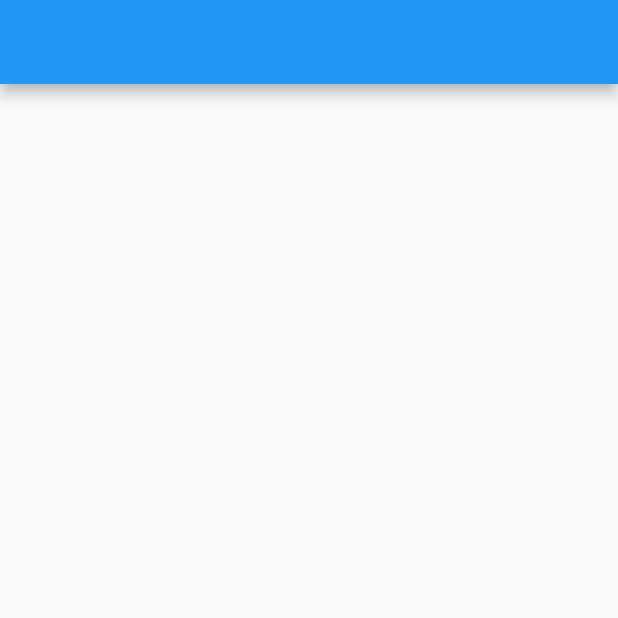
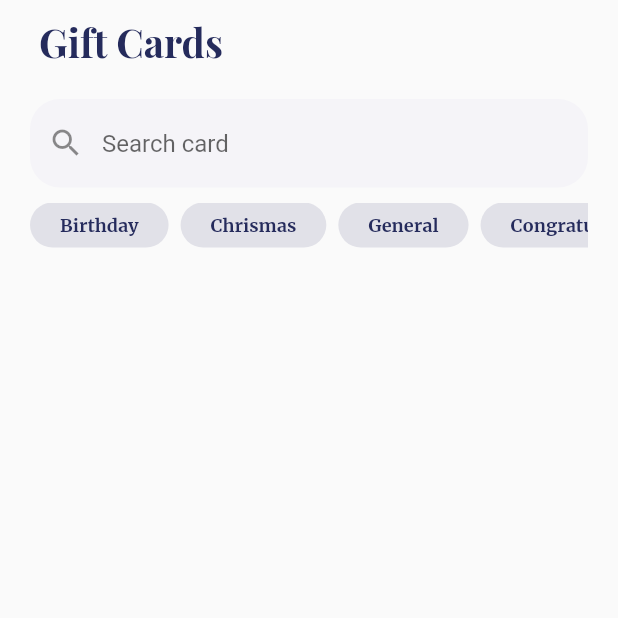
Before and after one commit to konstantingalin/flutter_gift_card_app_ui, a Flutter app: the screen it shows after launch, on a phone screen of 412 x 824 dp, the top half of it. Run offline on Flutter 3.47's test engine with Material 2 defaults, Android fonts, the phone set to English and light mode, and no system bars; project files that could hold a hidden picture were left out.

Commit message:
add search panel and tabs items

```diff
--- a/lib/gen/colors.gen.dart
+++ b/lib/gen/colors.gen.dart
@@ -22,6 +22,9 @@ class ColorName {
   /// Color: #676b8e
   static const Color darkGrey = Color(0xFF676B8E);
 
+  /// Color: #E1E1E8
+  static const Color dissabledGrey = Color(0xFFE1E1E8);
+
   /// Color: #F5F4F8
   static const Color lightGrey = Color(0xFFF5F4F8);
 
--- a/lib/models/card_model.dart
+++ b/lib/models/card_model.dart
@@ -8,6 +8,7 @@ enum CardCategory {
   chrismas,
   general,
   congratulation,
+  wedding,
 }
 
 class CardModel {
@@ -42,7 +43,7 @@ class CardModel {
     ),
     CardModel(
       id: 3,
-      name: 'Drandpa and Grandma',
+      name: 'Drandpa & Grandma',
       thumbnailPath: Assets.cards.card3.path,
       categories: [CardCategory.general, CardCategory.chrismas],
       bgColor: ColorName.bgBlue,
@@ -65,12 +66,12 @@ class CardModel {
       id: 6,
       name: 'Indian woman',
       thumbnailPath: Assets.cards.card6.path,
-      categories: [CardCategory.general, CardCategory.chrismas],
+      categories: [CardCategory.general, CardCategory.chrismas, CardCategory.wedding],
       bgColor: ColorName.bgOrange,
     ),
     CardModel(
       id: 7,
-      name: 'Vincent Willem van Gogh',
+      name: 'Vincent van Gogh',
       thumbnailPath: Assets.cards.card7.path,
       categories: [CardCategory.general, CardCategory.chrismas],
       bgColor: ColorName.bgBlue,
--- a/lib/screens/home_screen.dart
+++ b/lib/screens/home_screen.dart
@@ -1,4 +1,10 @@
 import 'package:flutter/material.dart';
+import 'package:flutter_gift_card_app_ui/gen/colors.gen.dart';
+import 'package:flutter_gift_card_app_ui/models/card_model.dart';
+import 'package:flutter_gift_card_app_ui/utilities/card_category_extension.dart';
+
+import '../widgets/app_text.dart';
+import '../widgets/custom_chip.dart';
 
 class HomeScreen extends StatelessWidget {
   const HomeScreen({super.key});
@@ -6,8 +12,76 @@ class HomeScreen extends StatelessWidget {
   @override
   Widget build(BuildContext context) {
     return Scaffold(
-      appBar: AppBar(),
-      body: Container(),
+      appBar: AppBar(
+        elevation: 0,
+        backgroundColor: Colors.transparent,
+        centerTitle: false,
+        title: Padding(
+          padding: const EdgeInsets.only(
+            left: 10.0,
+          ),
+          child: AppText.title('Gift Cards'),
+        ),
+      ),
+      body: Padding(
+        padding: const EdgeInsets.symmetric(
+          horizontal: 20.0,
+        ),
+        child: Column(
+          children: [
+            const SizedBox(
+              height: 10,
+            ),
+            _SearchBar(),
+            const SizedBox(
+              height: 10,
+            ),
+            _CategoryFilters(),
+          ],
+        ),
+      ),
     );
   }
 }
+
+class _SearchBar extends StatelessWidget {
+  const _SearchBar({super.key});
+
+  @override
+  Widget build(BuildContext context) {
+    return Flexible(
+      child: TextFormField(
+        decoration: InputDecoration(
+            filled: true,
+            hintText: "Search card",
+            prefixIcon: const Icon(Icons.search),
+            fillColor: ColorName.lightGrey,
+            border: OutlineInputBorder(
+              borderRadius: BorderRadius.circular(20),
+              borderSide: BorderSide.none,
+            )),
+        onChanged: (value) {},
+      ),
+    );
+  }
+}
+
+class _CategoryFilters extends StatelessWidget {
+  const _CategoryFilters({super.key});
+
+  @override
+  Widget build(BuildContext context) {
+    return SizedBox(
+      height: 30,
+      child: ListView(
+        shrinkWrap: true,
+        scrollDirection: Axis.horizontal,
+        children: [
+          ...CardCategory.values.map((category) => CustomChip(
+                label: category.capitalName(),
+              )),
+        ],
+      ),
+    );
+  }
+}
--- /dev/null
+++ b/lib/utilities/card_category_extension.dart
@@ -0,0 +1,5 @@
+import 'package:flutter_gift_card_app_ui/models/card_model.dart';
+
+extension CardCategoryExtension on CardCategory {
+  String capitalName() => name[0].toUpperCase() + name.substring(1, name.length).toLowerCase();
+}
--- /dev/null
+++ b/lib/widgets/app_text.dart
@@ -0,0 +1,74 @@
+import 'package:flutter/material.dart';
+
+import '../gen/colors.gen.dart';
+import '../gen/fonts.gen.dart';
+
+class AppText extends Text {
+  final Color? color;
+  final FontWeight? fontWeight;
+  final double fontSize;
+
+  AppText.title(
+    String data, {
+    Key? key,
+    this.color = ColorName.primaryColor,
+    this.fontWeight = FontWeight.bold,
+    this.fontSize = 26,
+  }) : super(data,
+            key: key,
+            textAlign: TextAlign.center,
+            style: TextStyle(
+              color: color,
+              fontFamily: FontFamily.playfairDisplay,
+              fontWeight: fontWeight,
+              fontSize: fontSize,
+            ));
+
+  AppText.large(
+    String data, {
+    Key? key,
+    this.color = ColorName.primaryColor,
+    this.fontWeight = FontWeight.bold,
+    this.fontSize = 24,
+  }) : super(data,
+            key: key,
+            textAlign: TextAlign.center,
+            style: TextStyle(
+              color: color,
+              fontFamily: FontFamily.merriweather,
+              fontWeight: fontWeight,
+              fontSize: fontSize,
+            ));
+
+  AppText.medium(
+    String data, {
+    Key? key,
+    this.color = ColorName.primaryColor,
+    this.fontWeight = FontWeight.w600,
+    this.fontSize = 14,
+  }) : super(data,
+            key: key,
+            textAlign: TextAlign.left,
+            style: TextStyle(
+              color: color,
+              fontFamily: FontFamily.merriweather,
+              fontWeight: fontWeight,
+              fontSize: fontSize,
+            ));
+
+  AppText.small(
+    String data, {
+    Key? key,
+    this.color = ColorName.primaryColor,
+    this.fontWeight = FontWeight.normal,
+    this.fontSize = 12,
+  }) : super(data,
+            key: key,
+            textAlign: TextAlign.left,
+            style: TextStyle(
+              color: color,
+              fontFamily: FontFamily.merriweather,
+              fontWeight: fontWeight,
+              fontSize: fontSize,
+            ));
+}
--- /dev/null
+++ b/lib/widgets/custom_chip.dart
@@ -0,0 +1,36 @@
+import 'package:flutter/material.dart';
+
+import '../gen/colors.gen.dart';
+import 'app_text.dart';
+
+class CustomChip extends StatelessWidget {
+  final String label;
+  final bool isSelected;
+  final Function()? onTap;
+
+  const CustomChip({
+    required this.label,
+    this.isSelected = false,
+    super.key, this.onTap,
+  });
+
+  @override
+  Widget build(BuildContext context) {
+    return GestureDetector(
+      onTap: onTap,
+      child: Container(
+          margin: const EdgeInsets.only(right: 8),
+          padding: const EdgeInsets.symmetric(horizontal: 20, vertical: 5.0),
+          decoration: BoxDecoration(
+              color:
+                  isSelected ? ColorName.primaryColor : ColorName.dissabledGrey,
+              borderRadius: BorderRadius.circular(50)),
+          child: Center(
+              child: AppText.small(
+            label,
+            fontWeight: FontWeight.bold,
+            color: isSelected ? Colors.white : ColorName.primaryColor,
+          ))),
+    );
+  }
+}
```
Also changed, not shown: 1 other file.
